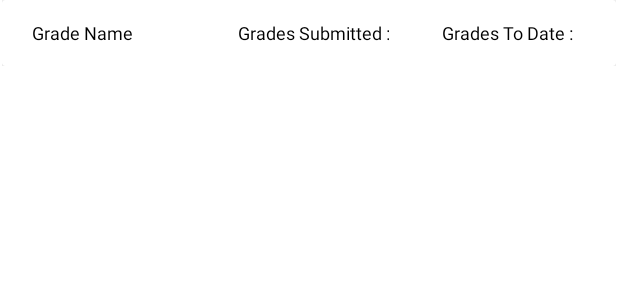
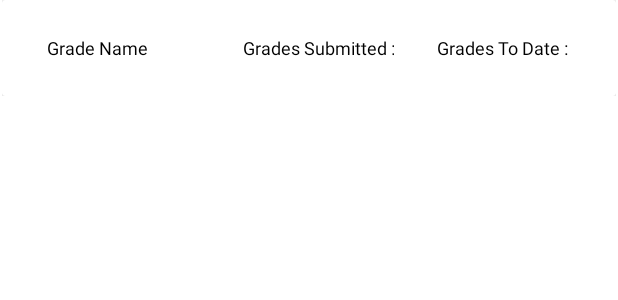
Before and after one commit to Simranjeet92Singh/GradeRecorder, an Android app: the layout summary_list.xml on its own in the app's theme, with its tools: preview values and no code run, on a phone screen of 412 x 824 dp. Shown: the top 300 px of the screen. Run offline under Robolectric (Android 15) with nearby library versions, the phone set to English and light mode, and no system bars.

Commit message:
final commit2

```diff
--- a/app/src/main/java/com/gradeRecorder/graderecorder/recyclerview/SummaryAdapter.kt
+++ b/app/src/main/java/com/gradeRecorder/graderecorder/recyclerview/SummaryAdapter.kt
@@ -1,13 +1,10 @@
 package com.gradeRecorder.graderecorder.recyclerview
 
 import android.content.Context
-import android.content.DialogInterface
 import android.view.LayoutInflater
 import android.view.View
 import android.view.ViewGroup
 import android.widget.TextView
-import android.widget.Toast
-import androidx.fragment.app.FragmentManager
 import androidx.recyclerview.widget.RecyclerView
 import com.gradeRecorder.graderecorder.CourceList
 import com.gradeRecorder.graderecorder.Database.Database
@@ -44,7 +41,7 @@ class SummaryAdapter (val context: Context, val list:List<SummaryModel>?) :
 
     class ItemViewHolder(view: View): RecyclerView.ViewHolder(view){
         val tv_name: TextView?=view?.findViewById(R.id.tv_name)
-        val gradesToDate: TextView?=view?.findViewById(R.id.gradeToDate)
+        val gradesToDate: TextView?=view?.findViewById(R.id.gradeTodate)
         val gradesSubmitted: TextView?=view?.findViewById(R.id.gradesSubmitted)
 
 
--- a/app/src/main/res/layout/summary_list.xml
+++ b/app/src/main/res/layout/summary_list.xml
@@ -2,17 +2,21 @@
 <LinearLayout xmlns:android="http://schemas.android.com/apk/res/android"
     android:layout_width="match_parent"
     android:layout_height="wrap_content"
-    android:weightSum="5"
+    android:weightSum="3"
     android:layout_marginBottom="1dp"
     android:layout_marginLeft="1dp"
     android:layout_marginRight="1dp">
 
     <androidx.cardview.widget.CardView
+
         android:layout_width="match_parent"
-        android:layout_height="wrap_content">
+        android:layout_height="wrap_content"
+
+        >
 
 
         <LinearLayout
+            android:padding="10dp"
             android:layout_width="match_parent"
             android:layout_height="wrap_content"
             android:orientation="horizontal">
@@ -46,7 +50,7 @@
                 >
 
                 <TextView
-                    android:id="@+id/gradesSubmitted"
+                    android:id="@+id/gradeTodate"
                     android:layout_width="wrap_content"
                     android:layout_height="44dp"
                     android:gravity="center"
@@ -65,7 +69,7 @@
                     >
 
                     <TextView
-                        android:id="@+id/gradeToDate"
+                        android:id="@+id/gradesSubmitted"
                         android:layout_width="wrap_content"
                         android:layout_height="44dp"
                         android:gravity="center"
```
Also changed, not shown: app/src/main/java/com/gradeRecorder/graderecorder/CourceList.kt (+6 -4 lines), app/src/main/java/com/gradeRecorder/graderecorder/Summary.kt (+32 -14 lines).
